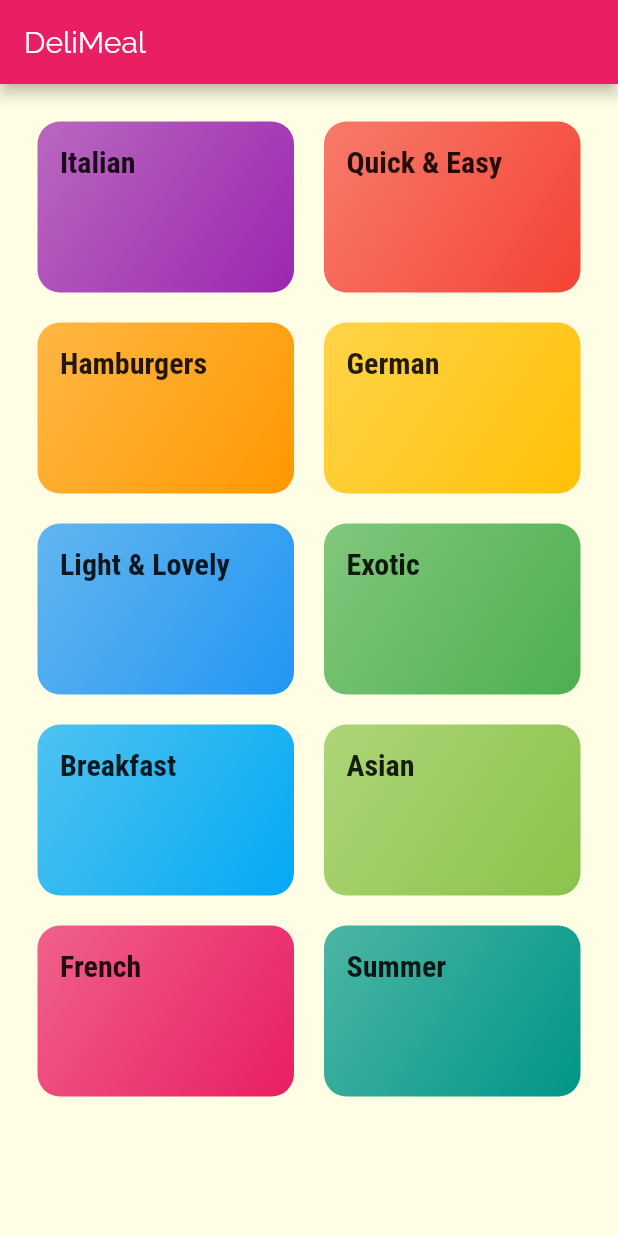
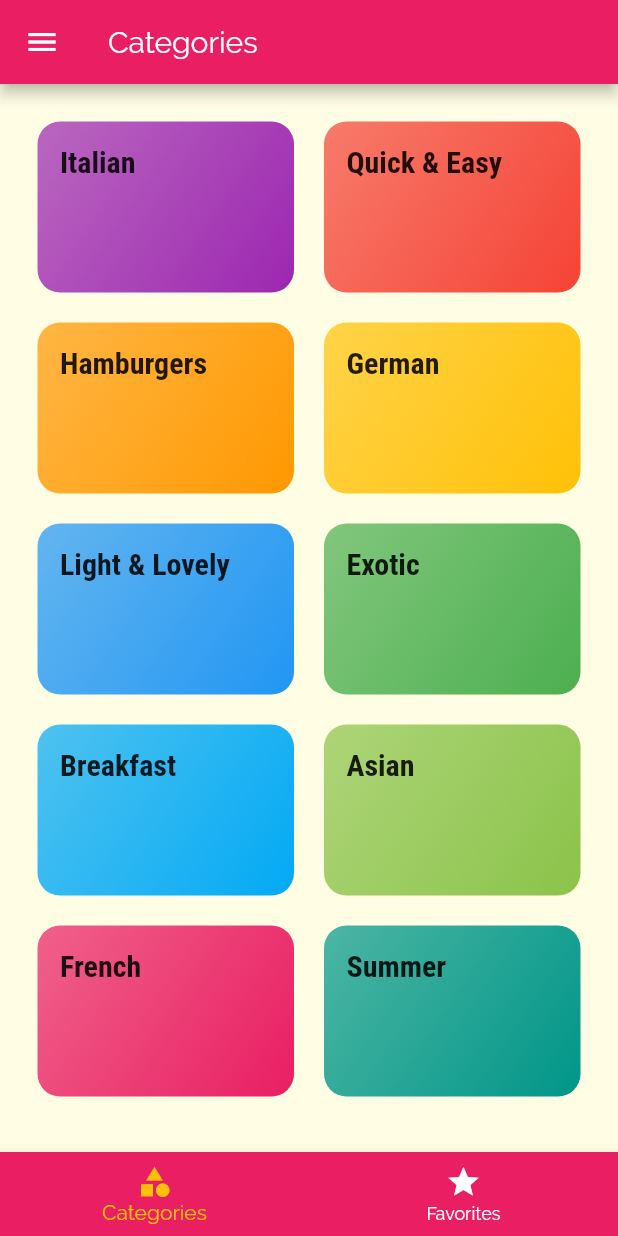
Before and after one commit to arcediazadrian/flutter-learning-recipes, a Flutter app: the screen it shows after launch, on a phone screen of 412 x 824 dp. Run offline on Flutter 3.47's test engine with Material 2 defaults, Android fonts, the phone set to English and light mode, and no system bars.

Commit message:
Added tabs and drawer

```diff
--- a/lib/main.dart
+++ b/lib/main.dart
@@ -1,5 +1,7 @@
 import 'package:flutter/material.dart';
 
+import './screens/tabs_screen.dart';
+import './screens/meal_detail_screen.dart';
 import './screens/categories_screen.dart';
 import './screens/category_meals_screen.dart';
 
@@ -28,8 +30,18 @@ class MyApp extends StatelessWidget {
       //home: CategoriesScreen(),
       initialRoute: '/',
       routes: {
-        '/': (ctx) => CategoriesScreen(),
-        CategoryMealsScreen.routeName: (ctx) => CategoryMealsScreen()
+        '/': (ctx) => TabsScreen(),
+        CategoryMealsScreen.routeName: (ctx) => CategoryMealsScreen(),
+        MealDetailScreen.routeName: (ctx) => MealDetailScreen()
+      },
+
+      onGenerateRoute: (settings) {
+        // print(settings.arguments);
+        // return MaterialPageRoute(builder: (ctx) => CategoriesScreen());
+      },
+
+      onUnknownRoute: (settings) {
+        return MaterialPageRoute(builder: (ctx) => CategoriesScreen());
       },
     );
   }
--- a/lib/screens/categories_screen.dart
+++ b/lib/screens/categories_screen.dart
@@ -6,11 +6,7 @@ import '../widgets/category_item.dart';
 class CategoriesScreen extends StatelessWidget {
   @override
   Widget build(BuildContext context) {
-    return Scaffold(
-      appBar: AppBar(
-        title: const Text('DeliMeal'),
-      ),
-      body: GridView(
+    return GridView(
       padding: const EdgeInsets.all(25),
       gridDelegate: SliverGridDelegateWithMaxCrossAxisExtent(
         maxCrossAxisExtent: 200,
@@ -19,9 +15,9 @@ class CategoriesScreen extends StatelessWidget {
         mainAxisSpacing: 20,
       ),
       children: DUMMY_CATEGORIES
-            .map((category) => CategoryItem(category.id, category.title, category.color))
+          .map((category) =>
+              CategoryItem(category.id, category.title, category.color))
           .toList(),
-      ),
     );
   }
 }
--- a/lib/screens/category_meals_screen.dart
+++ b/lib/screens/category_meals_screen.dart
@@ -28,6 +28,7 @@ class CategoryMealsScreen extends StatelessWidget {
       body: ListView.builder(
         itemBuilder: (builderContext, index) {
           return MealItem(
+            id: categoryMeals[index].id,
             title: categoryMeals[index].title,
             imageUrl: categoryMeals[index].imageUrl,
             duration: categoryMeals[index].duration,
--- /dev/null
+++ b/lib/screens/tabs_screen.dart
@@ -0,0 +1,83 @@
+import 'package:flutter/material.dart';
+
+import '../screens/categories_screen.dart';
+import '../screens/favorites_screen.dart';
+
+class TabsScreen extends StatefulWidget {
+  @override
+  _TabsScreenState createState() => _TabsScreenState();
+}
+
+class _TabsScreenState extends State<TabsScreen> {
+  final List<Map<String, dynamic>> _pages = [
+    {'page': CategoriesScreen(), 'title': 'Categories'},
+    {'page': FavoritesScreen(), 'title': 'Your Favorites'}
+  ];
+
+  int _selectedPageIndex = 0;
+
+  void _selectPage(int index) {
+    setState(() {
+      _selectedPageIndex = index;
+    });
+  }
+
+  @override
+  Widget build(BuildContext context) {
+    // return DefaultTabController(
+    //   length: 2,
+    //   child: Scaffold(
+    //     appBar: AppBar(
+    //       title: Text('Meals'),
+    //       bottom: TabBar(
+    //         tabs: <Widget>[
+    //           Tab(
+    //             icon: Icon(Icons.category),
+    //             text: 'Categories',
+    //           ),
+    //           Tab(
+    //             icon: Icon(Icons.star),
+    //             text: 'Favorites',
+    //           ),
+    //         ],
+    //       ),
+    //     ),
+    //     body: TabBarView(
+    //       children: <Widget>[
+    //         CategoriesScreen(),
+    //         FavoritesScreen(),
+    //       ],
+    //     ),
+    //   ),
+    // );
+    return Scaffold(
+      appBar: AppBar(
+        title: Text(_pages[_selectedPageIndex]['title']),
+      ),
+      drawer: Drawer(
+        child: Text('Drawer'),
+      ),
+      body: _pages[_selectedPageIndex]['page'],
+      bottomNavigationBar: BottomNavigationBar(
+        onTap: _selectPage,
+        backgroundColor: Theme.of(context).primaryColor,
+        unselectedItemColor: Colors.white,
+        selectedItemColor: Theme.of(context).accentColor,
+        currentIndex: _selectedPageIndex,
+        //type: BottomNavigationBarType.shifting,
+        items: [
+          BottomNavigationBarItem(
+            //backgroundColor: Theme.of(context).primaryColor, when shifting
+            icon: Icon(Icons.category),
+            title: Text('Categories'),
+          ),
+          BottomNavigationBarItem(
+            //backgroundColor: Theme.of(context).primaryColor, when shifting
+            icon: Icon(Icons.star),
+            title: Text('Favorites'),
+          ),
+        ],
+      ),
+    );
+  }
+}
```
Also changed, not shown: lib/screens/favorites_screen.dart (added, +10 -0 lines), lib/screens/meal_detail_screen.dart (added, +87 -0 lines), lib/widgets/main_drawer.dart (added, +26 -0 lines), lib/widgets/meal_item.dart (+103 -18 lines). Lines whose indentation alone changed are shown as unchanged.
